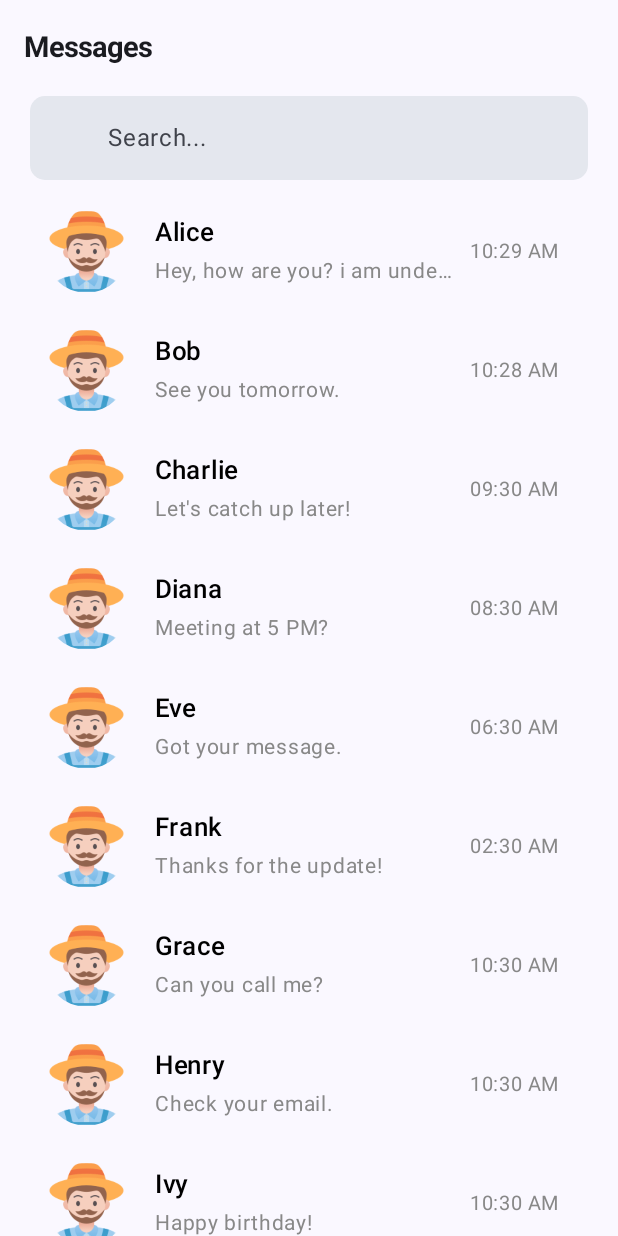
After one commit to Ismail-AD/SmartKisan, an Android app built with Jetpack Compose: the composable SellerChatScreen shown on its own in the app's theme, on a phone screen of 412 x 824 dp. The commit adds this screen. Run offline under Robolectric (Android 15) with nearby library versions, the phone set to English and light mode, and no system bars; 7 statements that could not run were skipped.

Commit message:
Initial Commit

```diff
--- /dev/null
+++ b/app/src/main/java/com/appdev/smartkisan/Utils/Functions.kt
@@ -0,0 +1,12 @@
+package com.appdev.smartkisan.Utils
+
+import java.text.SimpleDateFormat
+import java.util.Date
+import java.util.Locale
+
+object Functions {
+    fun toConvertTime(chatTime: Long?): String {
+        val spd = SimpleDateFormat("hh:mm a", Locale.getDefault())
+        return spd.format(Date(chatTime!!))
+    }
+}
--- /dev/null
+++ b/app/src/main/java/com/appdev/smartkisan/data/ChatMateData.kt
@@ -0,0 +1,13 @@
+package com.appdev.smartkisan.data
+
+import com.appdev.smartkisan.R
+
+data class ChatMateData(
+    val profileImage: Int = R.drawable.agribot,
+    var profileImageUrl: String = "",
+    val username: String? = "",
+    val userid: String? = "",
+    val userContact: String? = "",
+    var lastMsg: String? = "",
+    var chatTime: Long? = 0,
+)
--- /dev/null
+++ b/app/src/main/java/com/appdev/smartkisan/ui/SellerAppScreens/SellerChatScreen.kt
@@ -0,0 +1,295 @@
+package com.appdev.smartkisan.ui.SellerAppScreens
+
+import androidx.compose.foundation.background
+import androidx.compose.foundation.clickable
+import androidx.compose.foundation.isSystemInDarkTheme
+import androidx.compose.foundation.layout.Arrangement
+import androidx.compose.foundation.layout.Box
+import androidx.compose.foundation.layout.Column
+import androidx.compose.foundation.layout.Row
+import androidx.compose.foundation.layout.fillMaxHeight
+import androidx.compose.foundation.layout.fillMaxSize
+import androidx.compose.foundation.layout.fillMaxWidth
+import androidx.compose.foundation.layout.padding
+import androidx.compose.foundation.layout.size
+import androidx.compose.foundation.layout.wrapContentHeight
+import androidx.compose.foundation.lazy.LazyColumn
+import androidx.compose.foundation.lazy.items
+import androidx.compose.foundation.lazy.itemsIndexed
+import androidx.compose.foundation.shape.CircleShape
+import androidx.compose.foundation.shape.RoundedCornerShape
+import androidx.compose.foundation.text.KeyboardOptions
+import androidx.compose.material.icons.Icons
+import androidx.compose.material.icons.automirrored.filled.ArrowBack
+import androidx.compose.material.icons.filled.ArrowBack
+import androidx.compose.material3.Divider
+import androidx.compose.material3.ExperimentalMaterial3Api
+import androidx.compose.material3.HorizontalDivider
+import androidx.compose.material3.Icon
+import androidx.compose.material3.IconButton
+import androidx.compose.material3.MaterialTheme
+import androidx.compose.material3.Scaffold
+import androidx.compose.material3.Text
+import androidx.compose.material3.TextField
+import androidx.compose.material3.TextFieldDefaults
+import androidx.compose.material3.TopAppBar
+import androidx.compose.runtime.Composable
+import androidx.compose.runtime.getValue
+import androidx.compose.runtime.mutableStateOf
+import androidx.compose.runtime.remember
+import androidx.compose.runtime.setValue
+import androidx.compose.ui.Alignment
+import androidx.compose.ui.Modifier
+import androidx.compose.ui.draw.clip
+import androidx.compose.ui.focus.onFocusChanged
+import androidx.compose.ui.graphics.Color
+import androidx.compose.ui.layout.ContentScale
+import androidx.compose.ui.platform.LocalContext
+import androidx.compose.ui.platform.LocalFocusManager
+import androidx.compose.ui.res.painterResource
+import androidx.compose.ui.text.font.FontWeight
+import androidx.compose.ui.text.input.KeyboardType
+import androidx.compose.ui.text.style.TextAlign
+import androidx.compose.ui.text.style.TextOverflow
+import androidx.compose.ui.tooling.preview.Preview
+import androidx.compose.ui.unit.dp
+import androidx.compose.ui.unit.sp
+import androidx.navigation.NavHostController
+import androidx.navigation.compose.rememberNavController
+import coil3.compose.AsyncImage
+import coil3.request.ImageRequest
+import com.appdev.smartkisan.Greeting
+import com.appdev.smartkisan.R
+import com.appdev.smartkisan.Utils.Functions.toConvertTime
+import com.appdev.smartkisan.data.ChatMateData
+import com.appdev.smartkisan.ui.theme.SmartKisanTheme
+import java.text.SimpleDateFormat
+import java.util.Date
+import java.util.Locale
+
+@OptIn(ExperimentalMaterial3Api::class)
+@Composable
+fun SellerChatScreen(controller: NavHostController, onSearchFocusChange: (Boolean) -> Unit) {
+    var query by remember {
+        mutableStateOf("")
+    }
+    var isFocused by remember { mutableStateOf(false) }
+    val chatData = remember { getDummyChatData() }
+    val focusManager = LocalFocusManager.current
+    Scaffold(topBar = {
+        TopAppBar(title = {
+            Text(
+                text = "Messages",
+                fontSize = 19.sp,
+                fontWeight = FontWeight.Bold
+            )
+        })
+    }) { innerPadding ->
+        Box(
+            modifier = Modifier
+                .fillMaxSize()
+                .background(MaterialTheme.colorScheme.background)
+                .padding(innerPadding)
+        ) {
+            Column(
+                modifier = Modifier
+                    .fillMaxSize()
+                    .padding(horizontal = 20.dp)
+            ) {
+                TextField(
+                    value = query,
+                    onValueChange = { input ->
+                        query = input
+                    },
+                    colors = TextFieldDefaults.colors(
+                        focusedIndicatorColor = Color.Transparent,
+                        unfocusedIndicatorColor = Color.Transparent,
+                        focusedContainerColor = if (isSystemInDarkTheme()) Color(0xFF114646) else Color(
+                            0xFFE4E7EE
+                        ),
+                        unfocusedContainerColor = if (isSystemInDarkTheme()) Color(0xFF114646) else Color(
+                            0xFFE4E7EE
+                        )
+                    ),
+                    placeholder = {
+                        Text(
+                            text = "Search..."
+                        )
+                    },
+                    modifier = Modifier
+                        .fillMaxWidth()
+                        .onFocusChanged { focusState ->
+                            onSearchFocusChange(focusState.isFocused)
+                            isFocused = focusState.isFocused
+                        },
+                    singleLine = true,leadingIcon = {
+                        if(isFocused){
+                            IconButton(onClick = {
+                                focusManager.clearFocus()
+                                query = ""
+                            }) {
+                                Icon(imageVector = Icons.AutoMirrored.Filled.ArrowBack, contentDescription = "")
+                            }
+                        }
+                    }, shape = RoundedCornerShape(10.dp)
+                )
+
+                LazyColumn(
+                    verticalArrangement = Arrangement.spacedBy(4.dp), modifier = Modifier.padding(top = 10.dp)
+                ) {
+                    itemsIndexed(
+                        chatData,
+                        key = { _, eachContact -> eachContact.userid!! }
+                    ) { index, eachContact ->
+                        Column {
+                            ListRowData(
+                                chatMateData = eachContact
+                            )
+                        }
+                    }
+                }
+
+
+            }
+        }
+    }
+}
+
+
+@Composable
+fun ListRowData(chatMateData: ChatMateData) {
+    Row(verticalAlignment = Alignment.CenterVertically,
+        horizontalArrangement = Arrangement.spacedBy(8.dp),
+        modifier = Modifier
+            .wrapContentHeight()
+            .fillMaxWidth()
+            .clickable {
+
+            }) {
+        AsyncImage(
+            model = ImageRequest.Builder(LocalContext.current)
+                .data(null).build(),
+            error = painterResource(R.drawable.farmer),
+            placeholder = painterResource(R.drawable.farmer),
+            contentDescription = "pImage",
+            contentScale = ContentScale.Crop,
+            modifier = Modifier
+                .size(75.dp)
+                .padding(10.dp)
+                .clip(CircleShape)
+        )
+
+        Column(
+            verticalArrangement = Arrangement.spacedBy(2.dp),
+            modifier = Modifier.fillMaxWidth(0.7f)
+        ) {
+            chatMateData.username?.let {
+                Text(
+                    text = it,
+                    fontSize = 17.sp,
+                    fontWeight = FontWeight.SemiBold,
+                    color = Color.Black
+                )
+            }
+            chatMateData.lastMsg?.let {
+                Text(
+                    text = it,
+                    fontSize = 14.sp,
+                    color = Color.Gray, maxLines = 1, overflow = TextOverflow.Ellipsis
+                )
+            }
+        }
+
+        if (chatMateData.chatTime!! > 0) {
+            Text(
+                text = toConvertTime(chatMateData.chatTime),
+                fontSize = 13.sp,
+                color = Color.Gray, modifier = Modifier.weight(1f)
+            )
+        }
+    }
+}
+
+fun getDummyChatData(): List<ChatMateData> {
+    return listOf(
+        ChatMateData(
+            username = "Alice",
+            userid = "1",
+            userContact = "+123456789",
+            lastMsg = "Hey, how are you? i am under the water",
+            chatTime = System.currentTimeMillis() - 60000
+        ),
+        ChatMateData(
+            username = "Bob",
+            userid = "2",
+            userContact = "+987654321",
+            lastMsg = "See you tomorrow.",
+            chatTime = System.currentTimeMillis() - 120000
+        ),
+        ChatMateData(
+            username = "Charlie",
+            userid = "3",
+            userContact = "+192837465",
+            lastMsg = "Let's catch up later!",
+            chatTime = System.currentTimeMillis() - 3600000
+        ),
+        ChatMateData(
+            username = "Diana",
+            userid = "4",
+            userContact = "+1122334455",
+            lastMsg = "Meeting at 5 PM?",
+            chatTime = System.currentTimeMillis() - 7200000
+        ),
+        ChatMateData(
+            username = "Eve",
+            userid = "5",
+            userContact = "+5566778899",
+            lastMsg = "Got your message.",
+            chatTime = System.currentTimeMillis() - 14400000
+        ),
+        ChatMateData(
+            username = "Frank",
+            userid = "6",
+            userContact = "+9988776655",
+            lastMsg = "Thanks for the update!",
+            chatTime = System.currentTimeMillis() - 28800000
+        ),
+        ChatMateData(
+            username = "Grace",
+            userid = "7",
+            userContact = "+5544332211",
+            lastMsg = "Can you call me?",
+            chatTime = System.currentTimeMillis() - 86400000
+        ),
+        ChatMateData(
+            username = "Henry",
+            userid = "8",
+            userContact = "+6677889900",
+            lastMsg = "Check your email.",
+            chatTime = System.currentTimeMillis() - 172800000
+        ),
+        ChatMateData(
+            username = "Ivy",
+            userid = "9",
+            userContact = "+2233445566",
+            lastMsg = "Happy birthday!",
+            chatTime = System.currentTimeMillis() - 259200000
+        ),
+        ChatMateData(
+            username = "Jake",
+            userid = "10",
+            userContact = "+3344556677",
+            lastMsg = "Good night!",
+            chatTime = System.currentTimeMillis() - 345600000
+        )
+    )
+}
+
+
+@Preview(showBackground = true)
+@Composable
+fun GreetingPreview() {
+    SmartKisanTheme {
+        SellerChatScreen(controller = rememberNavController()) { }
+    }
+}
```
Also changed, not shown: app/src/main/java/com/appdev/smartkisan/ui/MainAppScreens/BaseScreen.kt (+69 -108 lines), app/src/main/java/com/appdev/smartkisan/ui/SellerAppScreens/SellerBaseScreen.kt (+48 -3 lines).
